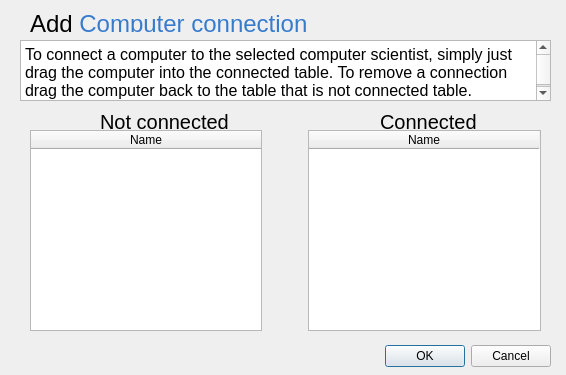
Before: the Qt Designer form ui/computerconnectdialog.ui in VLN-H7/Skil3, drawn with Qt 5.
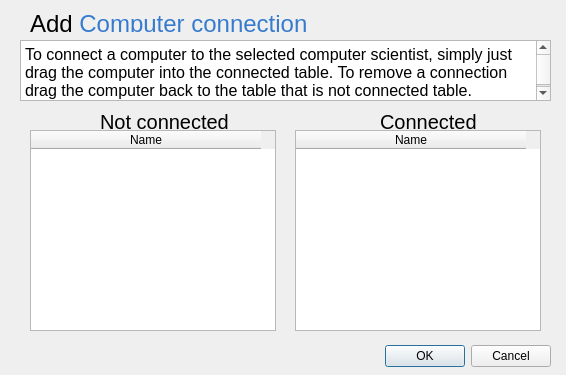
After: the same form once the commit is applied. Custom widgets are drawn as their Qt base class.

```diff
--- a/ui/computerconnectdialog.ui
+++ b/ui/computerconnectdialog.ui
@@ -75,7 +75,7 @@
     <item row="0" column="1">
      <widget class="QLabel" name="label">
       <property name="text">
-       <string>          </string>
+       <string/>
       </property>
      </widget>
     </item>
```
Left out of the diff: 14 changed lines with no effect on the pictures.
